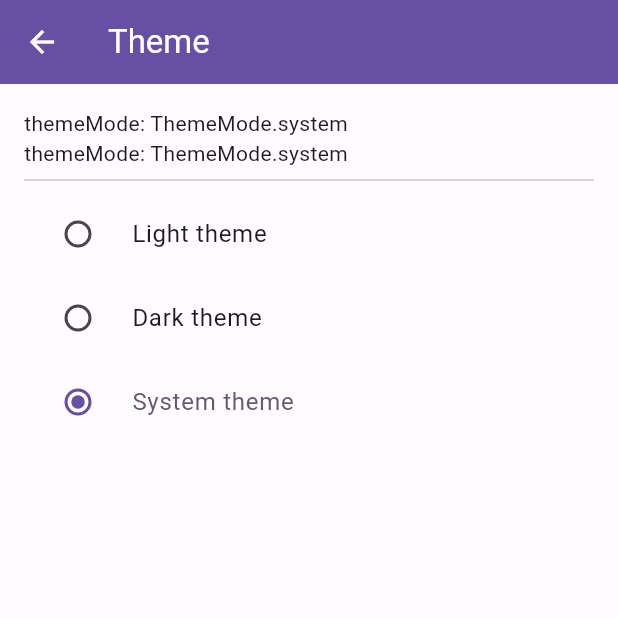
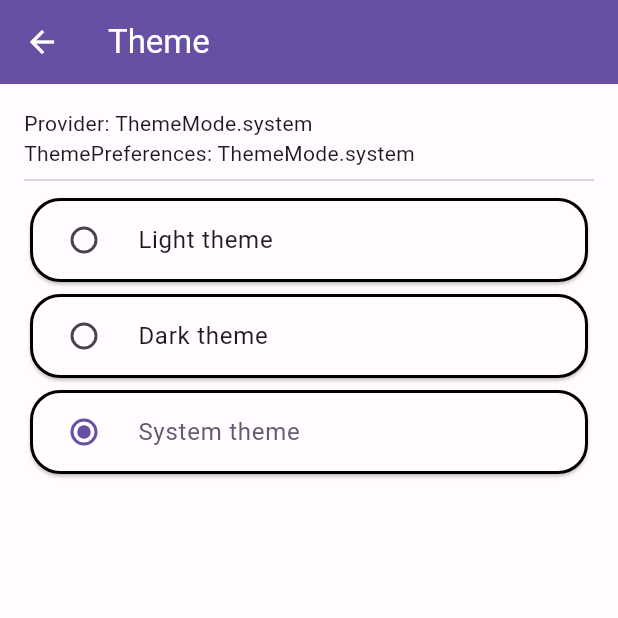
Before and after one commit to wisusdev/boilerplate_frontend_mobile_flutter, a Flutter app: the ThemeMain screen opened by its route, on a phone screen of 412 x 824 dp, the top half of it. Run offline on Flutter 3.47's test engine with Material 3 defaults, Android fonts, the phone set to English and light mode, and no system bars; our stand-ins replace flutter_dotenv, shared_preferences; accounts and stored records are empty.

Commit message:
Refactor theme selection UI

```diff
--- a/lib/views/settings/theme_main.dart
+++ b/lib/views/settings/theme_main.dart
@@ -37,44 +37,68 @@ class _ThemeMainState extends State<ThemeMain> {
                     crossAxisAlignment: CrossAxisAlignment.start,
                     children: [
 
-                        Text('themeMode: ${ Provider.of<ThemeProvider>(context).themeMode }'),
-                        Text('themeMode: ${ ThemePreferences.getThemeMode() }'),
+                        Text('Provider: ${ Provider.of<ThemeProvider>(context).themeMode }'),
+                        Text('ThemePreferences: ${ ThemePreferences.getThemeMode() }'),
                         const Divider(),
 
-                        RadioListTile(
+                        Card(
+                            shape: RoundedRectangleBorder(
+                                side: const BorderSide(width: 2),
+                                borderRadius: BorderRadius.circular(20),
+                            ),
+                            child: RadioListTile(
                                 title: Text(capitalizeText(Location.of(context)!.trans('light_theme'))),
                                 value: ThemeMode.light,
                                 selected: themeMode == ThemeMode.light,
                                 groupValue: themeMode,
                                 onChanged: (value){
-                                print(value);
                                     Provider.of<ThemeProvider>(context, listen: false).setThemeMode(value!);
                                     ThemePreferences.setThemeMode(value);
                                 },
+                                shape: RoundedRectangleBorder(
+                                    borderRadius: BorderRadius.circular(20)
+                                ),
+                            ),
                         ),
 
-                        RadioListTile(
+                        Card(
+                            shape: RoundedRectangleBorder(
+                                side: const BorderSide(width: 2),
+                                borderRadius: BorderRadius.circular(20),
+                            ),
+                            child: RadioListTile(
                                 title: Text(capitalizeText(Location.of(context)!.trans('dark_theme'))),
                                 value: ThemeMode.dark,
                                 selected: themeMode == ThemeMode.dark,
                                 groupValue: themeMode,
                                 onChanged: (value){
-                                print(value);
                                     Provider.of<ThemeProvider>(context, listen: false).setThemeMode(value!);
                                     ThemePreferences.setThemeMode(value);
                                 },
+                                shape: RoundedRectangleBorder(
+                                    borderRadius: BorderRadius.circular(20)
+                                ),
+                            ),
                         ),
 
-                        RadioListTile(
+                        Card(
+                            shape: RoundedRectangleBorder(
+                                side: const BorderSide(width: 2),
+                                borderRadius: BorderRadius.circular(20),
+                            ),
+                            child: RadioListTile(
                                 title: Text(capitalizeText(Location.of(context)!.trans('system_theme'))),
                                 value: ThemeMode.system,
                                 selected: themeMode == ThemeMode.system,
                                 groupValue: themeMode,
                                 onChanged: (value){
-                                print(value);
                                     Provider.of<ThemeProvider>(context, listen: false).setThemeMode(value!);
                                     ThemePreferences.setThemeMode(value);
                                 },
+                                shape: RoundedRectangleBorder(
+                                    borderRadius: BorderRadius.circular(20)
+                                ),
+                            ),
                         ),
                     ],
                 ),
```
Lines whose indentation alone changed are shown as unchanged.
